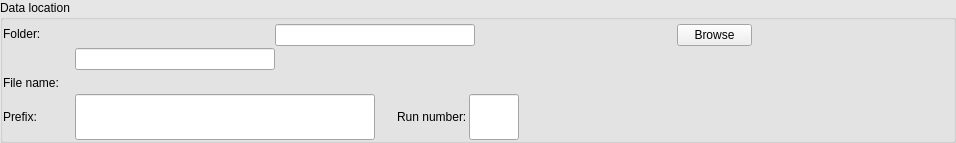
Before: the Qt Designer form BlissFramework/Bricks/widgets/ui_files/Qt4_data_path_widget_horizontal_layout.ui in mxcube/mxcubeqt, drawn with Qt 5.
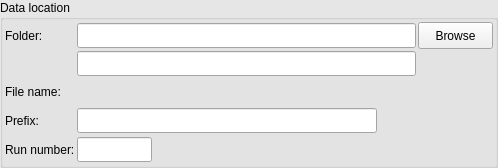
After: the same form once the commit is applied.

Patch:
```diff
--- a/BlissFramework/Bricks/widgets/ui_files/Qt4_data_path_widget_horizontal_layout.ui
+++ b/BlissFramework/Bricks/widgets/ui_files/Qt4_data_path_widget_horizontal_layout.ui
@@ -6,8 +6,8 @@
    <rect>
     <x>0</x>
     <y>0</y>
-    <width>956</width>
-    <height>143</height>
+    <width>498</width>
+    <height>165</height>
    </rect>
   </property>
   <property name="palette">
@@ -89,135 +89,25 @@
      <property name="title">
       <string>Data location</string>
      </property>
-     <layout class="QHBoxLayout">
+     <layout class="QHBoxLayout" name="gridLayout_2">
       <property name="spacing">
-       <number>0</number>
+       <number>2</number>
       </property>
+      <property name="margin">
+       <number>2</number>
+      </property>
+      <item>
+       <layout class="QGridLayout" name="gridLayout">
       <property name="leftMargin">
        <number>0</number>
       </property>
       <property name="topMargin">
-       <number>4</number>
-      </property>
-      <property name="rightMargin">
        <number>0</number>
       </property>
-      <property name="bottomMargin">
-       <number>0</number>
-      </property>
-      <item>
-       <layout class="QVBoxLayout">
         <property name="spacing">
          <number>2</number>
         </property>
-        <item>
-         <layout class="QHBoxLayout">
-          <property name="spacing">
-           <number>2</number>
-          </property>
-          <item>
-           <layout class="QVBoxLayout">
-            <property name="spacing">
-             <number>2</number>
-            </property>
-            <item>
-             <widget class="QLabel" name="folder_label">
-              <property name="minimumSize">
-               <size>
-                <width>70</width>
-                <height>0</height>
-               </size>
-              </property>
-              <property name="maximumSize">
-               <size>
-                <width>70</width>
-                <height>16777215</height>
-               </size>
-              </property>
-              <property name="text">
-               <string>Folder:</string>
-              </property>
-              <property name="wordWrap">
-               <bool>false</bool>
-              </property>
-             </widget>
-            </item>
-            <item>
-             <spacer name="verticalSpacer">
-              <property name="orientation">
-               <enum>Qt::Vertical</enum>
-              </property>
-              <property name="sizeType">
-               <enum>QSizePolicy::Fixed</enum>
-              </property>
-              <property name="sizeHint" stdset="0">
-               <size>
-                <width>20</width>
-                <height>27</height>
-               </size>
-              </property>
-             </spacer>
-            </item>
-            <item>
-             <widget class="QLabel" name="file_name_label">
-              <property name="minimumSize">
-               <size>
-                <width>70</width>
-                <height>0</height>
-               </size>
-              </property>
-              <property name="maximumSize">
-               <size>
-                <width>70</width>
-                <height>16777215</height>
-               </size>
-              </property>
-              <property name="text">
-               <string>File name:</string>
-              </property>
-              <property name="wordWrap">
-               <bool>false</bool>
-              </property>
-             </widget>
-            </item>
-           </layout>
-          </item>
-          <item>
-           <layout class="QVBoxLayout">
-            <property name="spacing">
-             <number>2</number>
-            </property>
-            <item>
-             <layout class="QHBoxLayout">
-              <property name="spacing">
-               <number>2</number>
-              </property>
-              <item>
-               <widget class="QLineEdit" name="base_path_ledit">
-                <property name="enabled">
-                 <bool>true</bool>
-                </property>
-                <property name="minimumSize">
-                 <size>
-                  <width>200</width>
-                  <height>0</height>
-                 </size>
-                </property>
-                <property name="maximumSize">
-                 <size>
-                  <width>200</width>
-                  <height>32767</height>
-                 </size>
-                </property>
-                <property name="text">
-                 <string/>
-                </property>
-                <property name="readOnly">
-                 <bool>true</bool>
-                </property>
-               </widget>
-              </item>
-              <item>
+        <item row="0" column="3">
                <widget class="QPushButton" name="browse_button">
                 <property name="maximumSize">
                  <size>
@@ -230,20 +120,24 @@
                 </property>
                </widget>
               </item>
-             </layout>
-            </item>
-            <item>
+        <item row="1" column="1" colspan="2">
              <widget class="QLineEdit" name="folder_ledit">
+          <property name="sizePolicy">
+           <sizepolicy hsizetype="Preferred" vsizetype="Fixed">
+            <horstretch>0</horstretch>
+            <verstretch>0</verstretch>
+           </sizepolicy>
+          </property>
               <property name="minimumSize">
                <size>
                 <width>50</width>
-                <height>0</height>
+            <height>25</height>
                </size>
               </property>
               <property name="maximumSize">
                <size>
-                <width>200</width>
-                <height>32767</height>
+            <width>32767</width>
+            <height>25</height>
                </size>
               </property>
               <property name="text">
@@ -251,13 +145,58 @@
               </property>
              </widget>
             </item>
-            <item>
-             <layout class="QHBoxLayout">
-              <property name="spacing">
-               <number>2</number>
-              </property>
-              <item>
+        <item row="3" column="1">
+         <widget class="QLineEdit" name="prefix_ledit">
+          <property name="minimumSize">
+           <size>
+            <width>150</width>
+            <height>25</height>
+           </size>
+          </property>
+          <property name="maximumSize">
+           <size>
+            <width>300</width>
+            <height>25</height>
+           </size>
+          </property>
+         </widget>
+        </item>
+        <item row="0" column="0">
+         <widget class="QLabel" name="folder_label">
+          <property name="minimumSize">
+           <size>
+            <width>70</width>
+            <height>27</height>
+           </size>
+          </property>
+          <property name="maximumSize">
+           <size>
+            <width>70</width>
+            <height>27</height>
+           </size>
+          </property>
+          <property name="text">
+           <string>Folder:</string>
+          </property>
+          <property name="wordWrap">
+           <bool>false</bool>
+          </property>
+         </widget>
+        </item>
+        <item row="2" column="1">
                <widget class="QLabel" name="file_name_value_label">
+          <property name="minimumSize">
+           <size>
+            <width>0</width>
+            <height>27</height>
+           </size>
+          </property>
+          <property name="maximumSize">
+           <size>
+            <width>16777215</width>
+            <height>27</height>
+           </size>
+          </property>
                 <property name="text">
                  <string>&lt;file name&gt;</string>
                 </property>
@@ -266,45 +205,18 @@
                 </property>
                </widget>
               </item>
-              <item>
-               <spacer name="file_name_hspacer">
-                <property name="orientation">
-                 <enum>Qt::Horizontal</enum>
-                </property>
-                <property name="sizeType">
-                 <enum>QSizePolicy::Expanding</enum>
-                </property>
-                <property name="sizeHint" stdset="0">
-                 <size>
-                  <width>61</width>
-                  <height>20</height>
-                 </size>
-                </property>
-               </spacer>
-              </item>
-             </layout>
-            </item>
-           </layout>
-          </item>
-         </layout>
-        </item>
-        <item>
-         <layout class="QHBoxLayout">
-          <property name="spacing">
-           <number>2</number>
-          </property>
-          <item>
+        <item row="3" column="0">
            <widget class="QLabel" name="prefix_label">
             <property name="minimumSize">
              <size>
               <width>70</width>
-              <height>0</height>
+            <height>27</height>
              </size>
             </property>
             <property name="maximumSize">
              <size>
               <width>70</width>
-              <height>32767</height>
+            <height>27</height>
              </size>
             </property>
             <property name="text">
@@ -315,40 +227,73 @@
             </property>
            </widget>
           </item>
-          <item>
-           <widget class="QLineEdit" name="prefix_ledit">
+        <item row="2" column="0">
+         <widget class="QLabel" name="file_name_label">
             <property name="minimumSize">
              <size>
-              <width>150</width>
-              <height>0</height>
+            <width>70</width>
+            <height>27</height>
              </size>
             </property>
             <property name="maximumSize">
              <size>
-              <width>300</width>
-              <height>32767</height>
-             </size>
-            </property>
-           </widget>
-          </item>
-          <item>
-           <spacer name="prefix_hspacer">
-            <property name="orientation">
-             <enum>Qt::Horizontal</enum>
-            </property>
-            <property name="sizeType">
-             <enum>QSizePolicy::Fixed</enum>
-            </property>
-            <property name="sizeHint" stdset="0">
+            <width>70</width>
+            <height>27</height>
+           </size>
+          </property>
+          <property name="text">
+           <string>File name:</string>
+          </property>
+          <property name="wordWrap">
+           <bool>false</bool>
+          </property>
+         </widget>
+        </item>
+        <item row="0" column="1" colspan="2">
+         <widget class="QLineEdit" name="base_path_ledit">
+          <property name="enabled">
+           <bool>true</bool>
+          </property>
+          <property name="sizePolicy">
+           <sizepolicy hsizetype="Preferred" vsizetype="Fixed">
+            <horstretch>0</horstretch>
+            <verstretch>0</verstretch>
+           </sizepolicy>
+          </property>
+          <property name="minimumSize">
              <size>
-              <width>20</width>
-              <height>20</height>
-             </size>
-            </property>
-           </spacer>
-          </item>
-          <item>
+            <width>200</width>
+            <height>25</height>
+           </size>
+          </property>
+          <property name="maximumSize">
+           <size>
+            <width>32767</width>
+            <height>25</height>
+           </size>
+          </property>
+          <property name="text">
+           <string/>
+          </property>
+          <property name="readOnly">
+           <bool>true</bool>
+          </property>
+         </widget>
+        </item>
+        <item row="4" column="0">
            <widget class="QLabel" name="run_num_label">
+          <property name="minimumSize">
+           <size>
+            <width>0</width>
+            <height>27</height>
+           </size>
+          </property>
+          <property name="maximumSize">
+           <size>
+            <width>16777215</width>
+            <height>27</height>
+           </size>
+          </property>
             <property name="text">
              <string>Run number:</string>
             </property>
@@ -357,39 +302,21 @@
             </property>
            </widget>
           </item>
-          <item>
+        <item row="4" column="1">
            <widget class="QLineEdit" name="run_number_ledit">
             <property name="minimumSize">
              <size>
-              <width>50</width>
-              <height>0</height>
+            <width>75</width>
+            <height>25</height>
              </size>
             </property>
             <property name="maximumSize">
              <size>
               <width>50</width>
-              <height>32767</height>
+            <height>25</height>
              </size>
             </property>
            </widget>
-          </item>
-          <item>
-           <spacer name="run_number_spacer">
-            <property name="orientation">
-             <enum>Qt::Horizontal</enum>
-            </property>
-            <property name="sizeType">
-             <enum>QSizePolicy::Expanding</enum>
-            </property>
-            <property name="sizeHint" stdset="0">
-             <size>
-              <width>1</width>
-              <height>20</height>
-             </size>
-            </property>
-           </spacer>
-          </item>
-         </layout>
         </item>
        </layout>
       </item>
```
Lines whose indentation alone changed are shown as unchanged.
